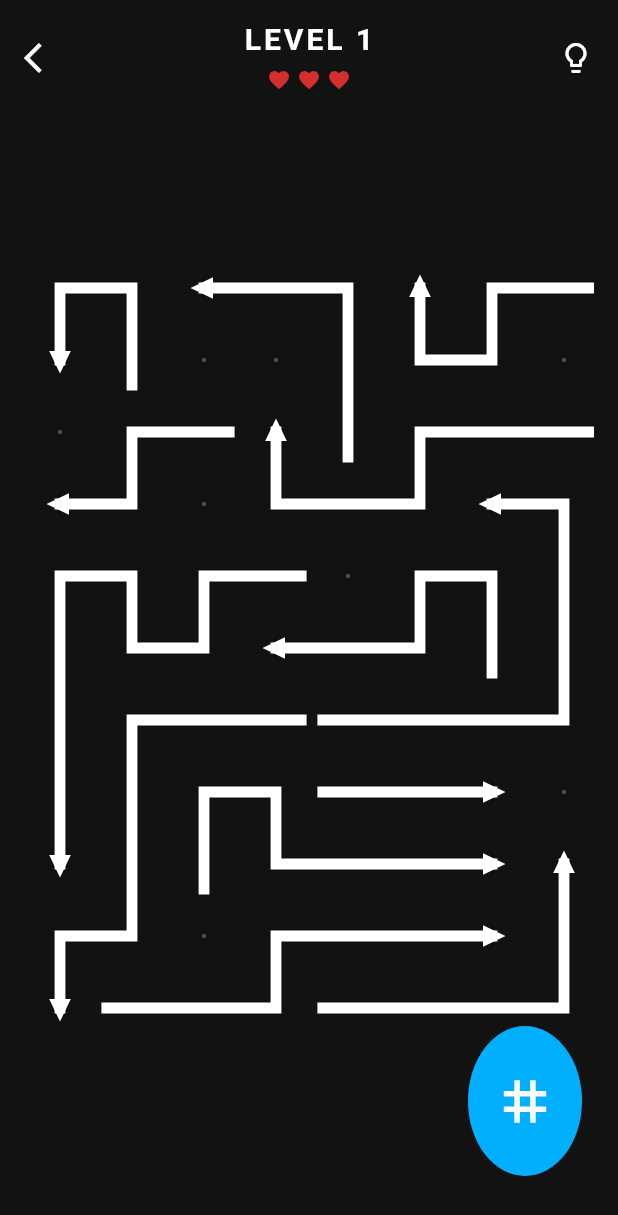
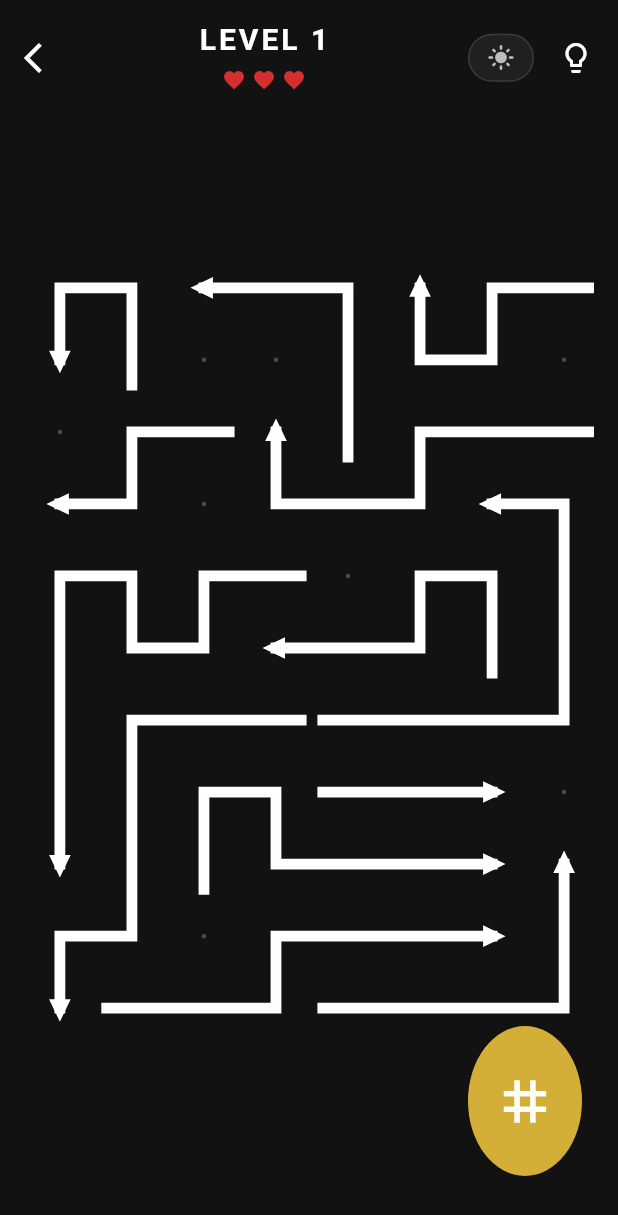
Before and after one commit to Charan-vamshi/niyak_wan_kings, a Flutter app: the screen it shows after launch, after a tap on the "play arrow" icon, on a phone screen of 412 x 824 dp. Shown: the top 1215 px of the screen. Run offline on Flutter 3.47's test engine with Material 3 defaults, Android fonts, the light colour scheme and no system bars; our stand-ins replace shared_preferences.

Commit message:
Update laser button to premium gold and prep home screen layout

```diff
--- a/lib/screens/game_screen.dart
+++ b/lib/screens/game_screen.dart
@@ -166,7 +166,21 @@ class _GameScreenState extends State<GameScreen> with TickerProviderStateMixin {
               child: ClipRect(
                 child: LayoutBuilder(
                   builder: (context, constraints) {
-                  return InteractiveViewer(
+                  return TweenAnimationBuilder<double>(
+                    key: ValueKey(widget.gameState.currentLevel),
+                    tween: Tween<double>(begin: 0.0, end: 1.0),
+                    duration: const Duration(milliseconds: 1200),
+                    curve: Curves.easeOutCubic,
+                    builder: (context, value, child) {
+                      return Opacity(
+                        opacity: value,
+                        child: Transform.scale(
+                          scale: 1.2 - (value * 0.2), // Zoom out smoothly from 1.2x down to 1.0x
+                          child: child,
+                        ),
+                      );
+                    },
+                    child: InteractiveViewer(
                       minScale: 0.15, // Allow zooming out very far to see the massive grid
                       maxScale: 5.0,
                       boundaryMargin: const EdgeInsets.symmetric(horizontal: 300, vertical: 300),
@@ -192,6 +206,7 @@ class _GameScreenState extends State<GameScreen> with TickerProviderStateMixin {
                                 rows: _controller.levelData.rows,
                                 cols: _controller.levelData.cols,
                                 showGuideLines: widget.gameState.showGuideLines,
+                              ),
                             ),
                           ),
                         ),
--- a/lib/screens/home_screen.dart
+++ b/lib/screens/home_screen.dart
@@ -2,66 +2,116 @@ import 'package:flutter/material.dart';
 import '../core/game_state.dart';
 import 'game_screen.dart';
 
-class HomeScreen extends StatelessWidget {
+class HomeScreen extends StatefulWidget {
   final GameState gameState;
   const HomeScreen({super.key, required this.gameState});
 
   @override
+  State<HomeScreen> createState() => _HomeScreenState();
+}
+
+class _HomeScreenState extends State<HomeScreen> with SingleTickerProviderStateMixin {
+  late AnimationController _breathingController;
+  late Animation<double> _scaleAnimation;
+
+  @override
+  void initState() {
+    super.initState();
+    _breathingController = AnimationController(
+      vsync: this,
+      duration: const Duration(seconds: 4),
+    )..repeat(reverse: true);
+
+    _scaleAnimation = Tween<double>(begin: 0.96, end: 1.04).animate(
+      CurvedAnimation(parent: _breathingController, curve: Curves.easeInOutSine)
+    );
+  }
+
+  @override
+  void dispose() {
+    _breathingController.dispose();
+    super.dispose();
+  }
+
+  @override
   Widget build(BuildContext context) {
     return ListenableBuilder(
-      listenable: gameState,
+      listenable: widget.gameState,
       builder: (context, _) {
-        final isDark = gameState.isDarkTheme;
-        final bg = isDark ? const Color(0xFF121212) : const Color(0xFFFAFAFA);
-        final fg = isDark ? Colors.white : Colors.black;
+        final isDark = widget.gameState.isDarkTheme;
+        final bg = Colors.black;
+        final fg = Colors.white; // Force white foreground for the pure black theme
 
         return Scaffold(
           backgroundColor: bg,
-          body: SafeArea(
-            child: Stack(
-              children: [
+          body: Stack(
+            children: [
+              SafeArea(
+                child: Stack(
+                  children: [
                 Positioned(
                   top: 16, right: 16,
                   child: GestureDetector(
-                    onTap: gameState.toggleTheme,
-                    child: Icon(isDark ? Icons.light_mode : Icons.dark_mode,
-                        color: fg.withAlpha(128), size: 28),
+                    onTap: widget.gameState.toggleTheme,
+                    child: Container(
+                      padding: const EdgeInsets.symmetric(horizontal: 16, vertical: 8),
+                      decoration: BoxDecoration(
+                        color: fg.withAlpha(15),
+                        borderRadius: BorderRadius.circular(30),
+                        border: Border.all(color: fg.withAlpha(30)),
+                      ),
+                      child: Row(
+                        children: [
+                          Icon(isDark ? Icons.light_mode : Icons.dark_mode,
+                              color: fg.withAlpha(180), size: 18),
+                          const SizedBox(width: 8),
+                          Text(isDark ? 'LIGHT' : 'DARK',
+                              style: TextStyle(color: fg.withAlpha(180), fontSize: 12, fontWeight: FontWeight.bold, letterSpacing: 2)),
+                        ],
+                      ),
+                    ),
                   ),
                 ),
                 Center(
                   child: Column(
-                    mainAxisAlignment: MainAxisAlignment.center,
                     children: [
-                      Icon(Icons.call_split, size: 80, color: fg),
+                      Expanded(
+                        child: Center(
+                          child: ScaleTransition(
+                            scale: _scaleAnimation,
+                            child: Image.asset(
+                              'assets/logo.png',
+                              fit: BoxFit.cover, // Expands to fill available space
+                              errorBuilder: (context, error, stackTrace) {
+                                return const Center(
+                                  child: Text(
+                                    'Please place logo.png in the assets folder\nand Hot Restart.',
+                                    textAlign: TextAlign.center,
+                                    style: TextStyle(color: Colors.white54, fontSize: 16),
+                                  ),
+                                );
+                              },
+                            ),
+                          ),
+                        ),
+                      ),
                       const SizedBox(height: 24),
-                      Text('ARROWS',
-                          style: TextStyle(
-                              color: fg,
-                              fontSize: 48,
-                              fontWeight: FontWeight.w900,
-                              letterSpacing: 8)),
-                      Text('PUZZLE ESCAPE',
-                          style: TextStyle(
-                              color: fg.withAlpha(128),
-                              fontSize: 14,
-                              letterSpacing: 4)),
-                      const SizedBox(height: 80),
-                      Text('LEVEL ${gameState.currentLevel}',
+                      Text('LEVEL ${widget.gameState.currentLevel}',
                           style: TextStyle(
                               color: fg.withAlpha(180),
                               fontSize: 16,
                               fontWeight: FontWeight.bold,
                               letterSpacing: 2)),
-                      const SizedBox(height: 32),
+                      const SizedBox(height: 24),
                       GestureDetector(
                         onTap: () => Navigator.push(
                           context,
                           MaterialPageRoute(
                               builder: (_) =>
-                                  GameScreen(gameState: gameState)),
+                                  GameScreen(gameState: widget.gameState)),
                         ),
                         child: Container(
-                          width: 120, height: 120,
+                          width: 100, height: 100,
                           decoration: BoxDecoration(
                             shape: BoxShape.circle,
                             color: isDark ? const Color(0xFF333333) : const Color(0xFF222222),
@@ -74,17 +124,20 @@ class HomeScreen extends StatelessWidget {
                             ],
                           ),
                           child: const Center(
-                            child: Icon(Icons.play_arrow, color: Colors.white, size: 60),
+                            child: Icon(Icons.play_arrow, color: Colors.white, size: 50),
                           ),
                         ),
                       ),
+                      const SizedBox(height: 40), // Padding at the very bottom
                     ],
                   ),
-                ),
-              ],
-            ),
-          ),
-        );
+                ), // Center
+                  ],
+                ), // Inner Stack
+              ), // SafeArea
+            ],
+          ), // Outer Stack
+        ); // Scaffold
       },
     );
   }
--- a/lib/ui/hud.dart
+++ b/lib/ui/hud.dart
@@ -63,6 +63,20 @@ class HudWidget extends StatelessWidget {
                   mainAxisSize: MainAxisSize.min,
                   children: [
                     GestureDetector(
+                      onTap: gameState.toggleTheme,
+                      child: Container(
+                        padding: const EdgeInsets.symmetric(horizontal: 12, vertical: 6),
+                        margin: const EdgeInsets.only(right: 16),
+                        decoration: BoxDecoration(
+                          color: fg.withAlpha(15),
+                          borderRadius: BorderRadius.circular(30),
+                          border: Border.all(color: fg.withAlpha(30)),
+                        ),
+                        child: Icon(isDark ? Icons.light_mode : Icons.dark_mode,
+                            color: fg.withAlpha(180), size: 18),
+                      ),
+                    ),
+                    GestureDetector(
                       onTap: gameState.hintsLeft > 0 ? onHintPressed : null,
                       child: Icon(Icons.lightbulb_outline,
                           color: gameState.hintsLeft > 0 ? fg : fg.withAlpha(76), size: 24),
--- a/lib/ui/laser_button.dart
+++ b/lib/ui/laser_button.dart
@@ -88,12 +88,12 @@ class _LaserButtonState extends State<LaserButton> with SingleTickerProviderStat
             width: 76,
             height: 100, // Increased vertical oval size
             decoration: BoxDecoration(
-              color: const Color(0xFF00B0FF), // Bright Blue always
+              color: const Color(0xFFD4AF37), // Premium Metallic Gold
               borderRadius: const BorderRadius.all(Radius.elliptical(38, 50)), // Perfect egg curve for 76x100
               boxShadow: _shakeController.isAnimating
                   ? [
                       BoxShadow(
-                        color: const Color(0xFF00B0FF).withOpacity(0.6), // Aura only during shake
+                        color: const Color(0xFFD4AF37).withOpacity(0.6), // Aura only during shake
                         blurRadius: 20,
                         spreadRadius: 2,
                       )
--- a/pubspec.yaml
+++ b/pubspec.yaml
@@ -1,5 +1,5 @@
 name: niyak_wan_kings
-description: "A new Flutter project."
+description: "Niyak Wana-Kings Puzzle Escape"
 # The following line prevents the package from being accidentally published to
 # pub.dev using `flutter pub publish`. This is preferred for private packages.
 publish_to: 'none' # Remove this line if you wish to publish to pub.dev
@@ -59,7 +59,8 @@ flutter:
   uses-material-design: true
 
   # To add assets to your application, add an assets section, like this:
-  # assets:
+  assets:
+    - assets/
   #   - images/a_dot_burr.jpeg
   #   - images/a_dot_ham.jpeg
 
```
Also changed, not shown: assets/logo.png (added), 2 other files. Lines whose indentation alone changed are shown as unchanged.
